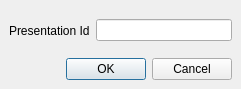
The window that src/Authoring/Studio/Palettes/Project/EditPresentationIdDlg.ui (flyhex/qt3dstudio) describes before a commit, drawn with Qt 5.
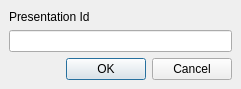
The same window after the commit.

Commit message:
Implement 'save project as' and 'duplicate presentation'
'Save project as' creates a copy of the existing project and allows
optionally opening the copy in the editor.
'Duplicate presentation' copies the active or targeted presentation
into the same folder as the original presentation. User must supply the
new name, but the id is autogenerated.

Task-number: QT3DS-2630

The edit to the form file:
```diff
--- a/src/Authoring/Studio/Palettes/Project/EditPresentationIdDlg.ui
+++ b/src/Authoring/Studio/Palettes/Project/EditPresentationIdDlg.ui
@@ -34,7 +34,7 @@
      <layout class="QVBoxLayout" name="verticalLayout_2">
       <item>
        <widget class="QWidget" name="labelEditLayout" native="true">
-        <layout class="QHBoxLayout" name="horizontalLayout" stretch="0,0">
+        <layout class="QHBoxLayout" name="horizontalLayout" stretch="0">
          <property name="leftMargin">
           <number>0</number>
          </property>
@@ -54,12 +54,12 @@
            </property>
           </widget>
          </item>
-         <item>
-          <widget class="QLineEdit" name="lineEditPresentationId"/>
-         </item>
         </layout>
        </widget>
       </item>
+      <item>
+       <widget class="QLineEdit" name="lineEditPresentationId"/>
+      </item>
       <item>
        <widget class="QDialogButtonBox" name="buttonBox">
         <property name="orientation">
```
The commit also changes 19 other files.
